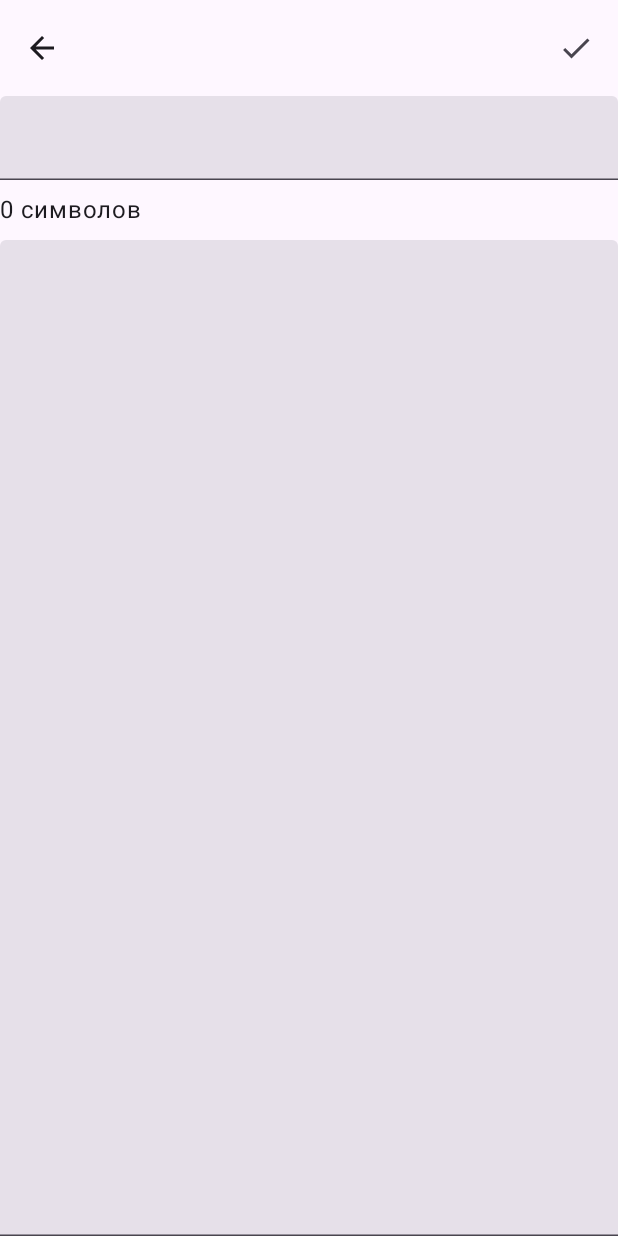
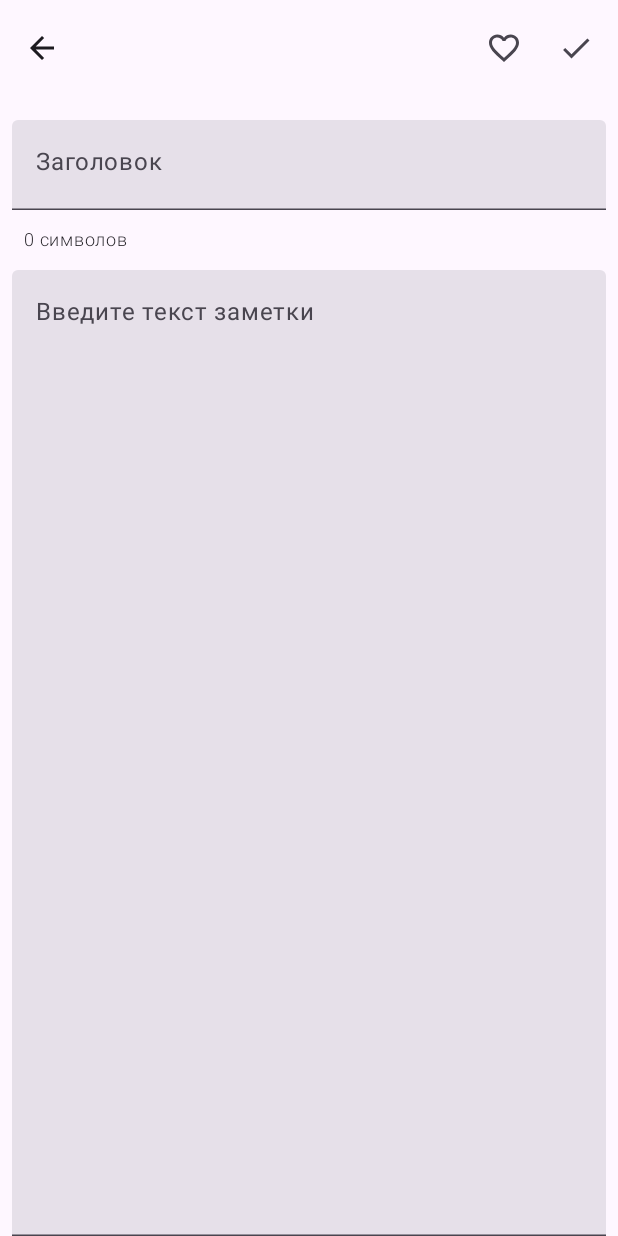
Before and after one commit to DanilYaremaka/ShiftLab2024NotesApp, an Android app built with Jetpack Compose: the composable ContentComponent shown on its own in the app's theme, on a phone screen of 412 x 824 dp. Run offline under Robolectric (Android 15) with nearby library versions, the phone set to English and light mode, and no system bars.

Commit message:
добавлена возможность отметить заметку как "Избранное"

```diff
--- a/app/src/main/java/com/example/shiftlab2024notesapp/database/NotesRoomDataBase.kt
+++ b/app/src/main/java/com/example/shiftlab2024notesapp/database/NotesRoomDataBase.kt
@@ -8,7 +8,7 @@ import com.example.shiftlab2024notesapp.shared.database.NoteDTO
 
 @Database(
     entities = [(NoteDTO::class)],
-    version = 2,
+    version = 4,
     exportSchema = false
 )
 abstract class NotesRoomDataBase: RoomDatabase() {
--- a/design/resources/src/main/java/com/example/resources/ui/Type.kt
+++ b/design/resources/src/main/java/com/example/resources/ui/Type.kt
@@ -14,8 +14,7 @@ val Typography = Typography(
         fontSize = 16.sp,
         lineHeight = 24.sp,
         letterSpacing = 0.5.sp
-    )
-    /* Other default text styles to override
+    ),
     titleLarge = TextStyle(
         fontFamily = FontFamily.Default,
         fontWeight = FontWeight.Normal,
@@ -30,5 +29,4 @@ val Typography = Typography(
         lineHeight = 16.sp,
         letterSpacing = 0.5.sp
     )
-    */
 )
--- a/feature/edit/src/main/java/com/example/shiftlab2024notesapp/edit/presentation/EditViewModel.kt
+++ b/feature/edit/src/main/java/com/example/shiftlab2024notesapp/edit/presentation/EditViewModel.kt
@@ -21,9 +21,15 @@ class EditViewModel(
 
     private val title = mutableStateOf(note.title)
     private val text = mutableStateOf(note.text)
+    private val isFavourite = mutableStateOf(note.isFavourite)
 
     fun changeTitle(value: String) {
         title.value = value
+        showNote()
+    }
+
+    fun changeFavouriteState() {
+        isFavourite.value = !isFavourite.value
         showNote()
     }
 
@@ -33,8 +39,11 @@ class EditViewModel(
     }
 
     fun showNote() {
-
-        _state.value = EditState.Content(note.copy(title = title.value, text = text.value))
+        _state.value = EditState.Content(note.copy(
+            title = title.value,
+            text = text.value,
+            isFavourite = isFavourite.value
+        ))
     }
 
     fun insertNote() {
@@ -47,7 +56,8 @@ class EditViewModel(
             try {
                 insertNoteUseCase(note.copy(
                     text = text.value,
-                    title = title.value
+                    title = title.value,
+                    isFavourite = isFavourite.value
                 ))
                 closeNote()
             } catch (ce: CancellationException) {
--- a/feature/edit/src/main/java/com/example/shiftlab2024notesapp/edit/ui/ContentComponent.kt
+++ b/feature/edit/src/main/java/com/example/shiftlab2024notesapp/edit/ui/ContentComponent.kt
@@ -9,7 +9,9 @@ import androidx.compose.foundation.layout.height
 import androidx.compose.foundation.layout.padding
 import androidx.compose.material.icons.Icons
 import androidx.compose.material.icons.automirrored.outlined.ArrowBack
-import androidx.compose.material.icons.outlined.Done
+import androidx.compose.material.icons.filled.Done
+import androidx.compose.material.icons.filled.Favorite
+import androidx.compose.material.icons.outlined.FavoriteBorder
 import androidx.compose.material3.ExperimentalMaterial3Api
 import androidx.compose.material3.Icon
 import androidx.compose.material3.IconButton
@@ -20,7 +22,11 @@ import androidx.compose.material3.TopAppBar
 import androidx.compose.runtime.Composable
 import androidx.compose.ui.Modifier
 import androidx.compose.ui.res.pluralStringResource
+import androidx.compose.ui.res.stringResource
+import androidx.compose.ui.text.TextStyle
+import androidx.compose.ui.text.font.FontWeight
 import androidx.compose.ui.unit.dp
+import androidx.compose.ui.unit.sp
 import com.example.shiftlab2024notesapp.edit.R
 import com.example.shiftlab2024notesapp.shared.entity.Note
 
@@ -31,13 +37,14 @@ fun ContentComponent(
     onTitleChanged: (String) -> Unit,
     onTextChanged: (String) -> Unit,
     onSaveClicked: () -> Unit,
-    onBackClicked: () -> Unit
+    onBackClicked: () -> Unit,
+    onFavouriteClicked: () -> Unit
 ) {
     Scaffold(
         modifier = Modifier,
         topBar = {
             TopAppBar(
-                title = { /*TODO*/ },
+                title = { },
                 navigationIcon = {
                     IconButton(onClick = { onBackClicked() }) {
                         Icon(
@@ -47,9 +54,16 @@ fun ContentComponent(
                     }
                 },
                 actions = {
+                    IconButton(onClick = { onFavouriteClicked() }) {
+                        Icon(
+                            imageVector = if (note.isFavourite) Icons.Filled.Favorite
+                            else Icons.Outlined.FavoriteBorder,
+                            contentDescription = null
+                        )
+                    }
                     IconButton(onClick = { onSaveClicked() }) {
                         Icon(
-                            imageVector = Icons.Outlined.Done,
+                            imageVector = Icons.Default.Done,
                             contentDescription = null
                         )
                     }
@@ -58,28 +72,25 @@ fun ContentComponent(
         }
 
     ) { paddingValues ->
-        val charCount = note.text.length
+
         Column(
             modifier = Modifier
                 .padding(paddingValues)
                 .fillMaxSize()
         ) {
-            TextField(
-                value = note.title,
-                onValueChange = onTitleChanged,
-                modifier = Modifier.fillMaxWidth(),
+
+            NoteTitle(
+                noteTitle = note.title,
+                onTitleChanged = onTitleChanged
             )
             Spacer(modifier = Modifier.height(8.dp))
-            Text(text = pluralStringResource(
-                id = R.plurals.chars_count,
-                count = charCount,
-                charCount
-            ))
+
+            NoteInfo(charCount = note.text.length)
+
             Spacer(modifier = Modifier.height(8.dp))
-            TextField(
-                value = note.text,
-                onValueChange = onTextChanged,
-                modifier = Modifier.fillMaxSize()
+            NoteText(
+                noteText = note.text,
+                onTextChanged = onTextChanged
             )
         }
     }
@@ -88,3 +99,60 @@ fun ContentComponent(
         onBackClicked()
     }
 }
+
+@Composable
+fun NoteTitle(
+    noteTitle: String,
+    onTitleChanged: (String) -> Unit
+) {
+    TextField(
+        value = noteTitle,
+        onValueChange = onTitleChanged,
+        modifier = Modifier
+            .fillMaxWidth()
+            .padding(start = 8.dp, end = 8.dp, top = 16.dp),
+        placeholder = {
+            Text(text = stringResource(R.string.title_hint))
+        },
+        textStyle = TextStyle(
+            fontSize = 24.sp,
+            fontWeight = FontWeight.SemiBold
+        )
+    )
+}
+
+@Composable
+fun NoteInfo(charCount: Int) {
+    Text(
+        text = pluralStringResource(
+            id = R.plurals.chars_count,
+            count = charCount,
+            charCount
+        ),
+        modifier = Modifier
+            .fillMaxWidth()
+            .padding(start = 16.dp, end = 16.dp),
+        fontSize = 12.sp,
+        fontWeight = FontWeight.Light
+    )
+}
+
+@Composable
+fun NoteText(
+    noteText: String,
+    onTextChanged: (String) -> Unit
+) {
+    TextField(
+        value = noteText,
+        onValueChange = onTextChanged,
+        modifier = Modifier
+            .fillMaxSize()
+            .padding(start = 8.dp, end = 8.dp),
+        placeholder = {
+            Text(text = stringResource(R.string.text))
+        },
+        textStyle = TextStyle(
+            fontWeight = FontWeight.Normal
+        )
+    )
+}
--- a/feature/edit/src/main/java/com/example/shiftlab2024notesapp/edit/ui/EditScreen.kt
+++ b/feature/edit/src/main/java/com/example/shiftlab2024notesapp/edit/ui/EditScreen.kt
@@ -27,7 +27,8 @@ fun EditScreen(
                 onTitleChanged = viewModel::changeTitle,
                 onTextChanged = viewModel::changeText,
                 onSaveClicked = viewModel::insertNote,
-                onBackClicked = viewModel::closeDraft
+                onBackClicked = viewModel::closeDraft,
+                onFavouriteClicked = viewModel::changeFavouriteState
             )
         }
 
--- a/feature/edit/src/main/res/values/strings.xml
+++ b/feature/edit/src/main/res/values/strings.xml
@@ -6,4 +6,6 @@
         <item quantity="many">%1$d символов</item>
         <item quantity="other">%1$d символов</item>
     </plurals>
+    <string name="title_hint">Заголовок</string>
+    <string name="text">Введите текст заметки</string>
 </resources>
--- a/shared/src/main/java/com/example/shiftlab2024notesapp/shared/database/NoteDTO.kt
+++ b/shared/src/main/java/com/example/shiftlab2024notesapp/shared/database/NoteDTO.kt
@@ -8,5 +8,6 @@ data class NoteDTO(
     @PrimaryKey(autoGenerate = true)
     val id: Int? = null,
     val title: String = "",
-    val text: String = ""
+    val text: String = "",
+    val isFavourite: Boolean = false
 )
--- a/shared/src/main/java/com/example/shiftlab2024notesapp/shared/entity/Note.kt
+++ b/shared/src/main/java/com/example/shiftlab2024notesapp/shared/entity/Note.kt
@@ -14,7 +14,8 @@ import kotlinx.serialization.json.Json
 data class Note(
     val id: Int? = null,
     val title: String = "",
-    val text: String = ""
+    val text: String = "",
+    val isFavourite: Boolean = false
 ) : Parcelable {
 
     companion object {
```
